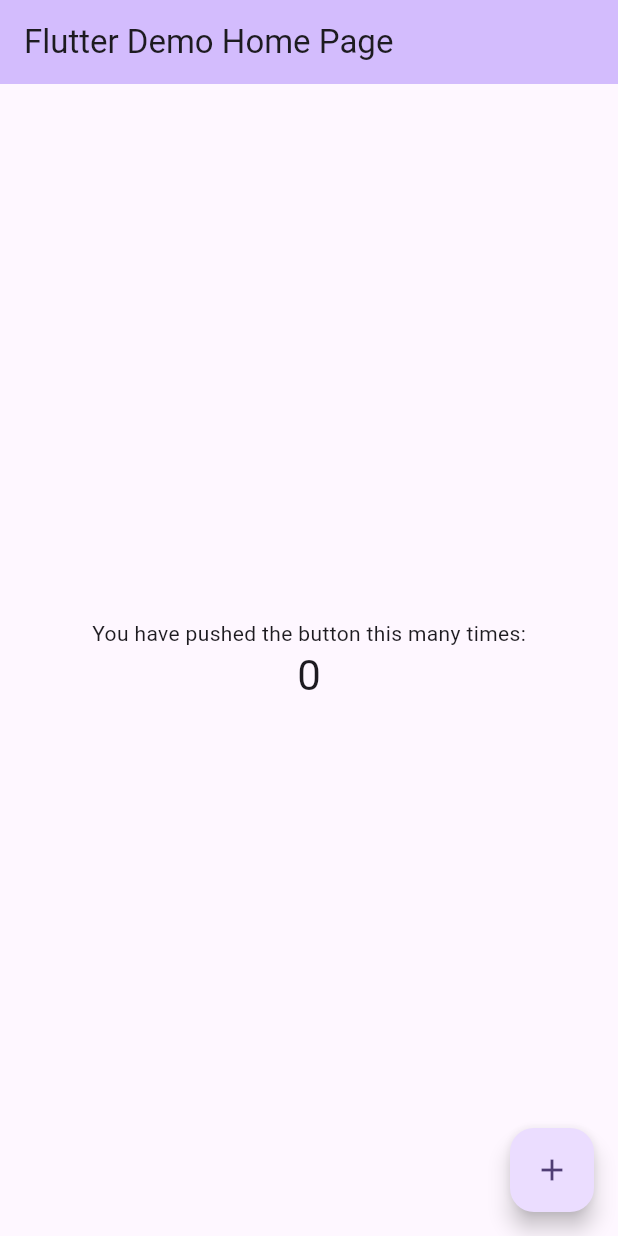
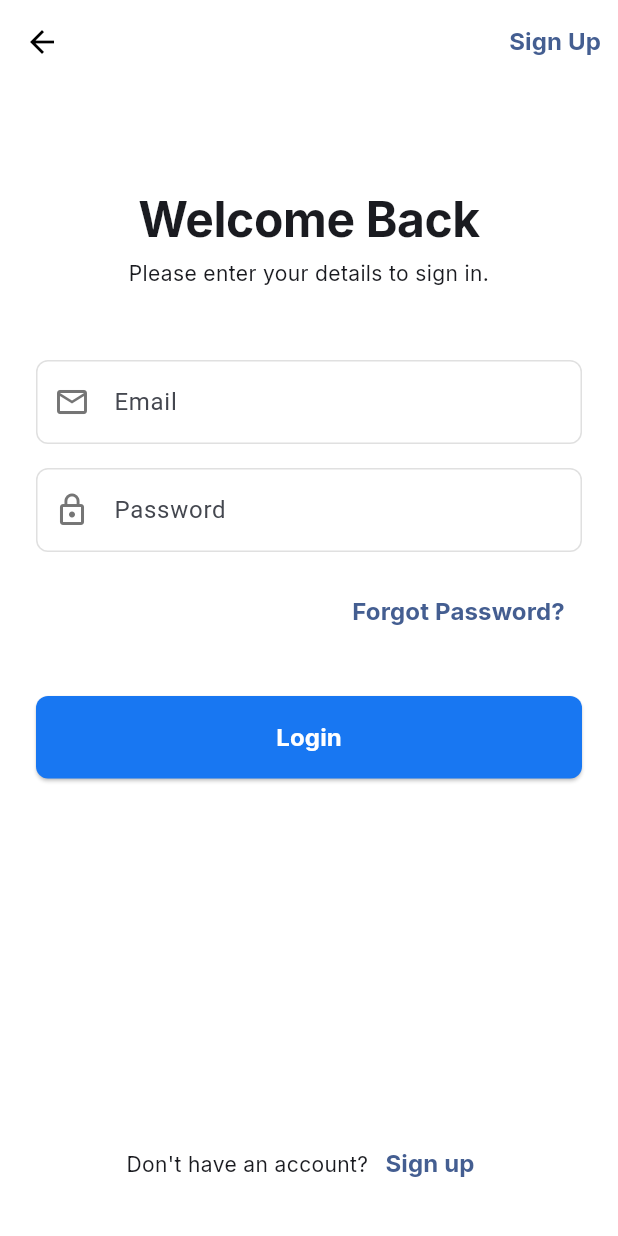
Before and after one commit to sksksksksksksksksksksksksksk/new-app, a Flutter app: the screen it shows after launch, on a phone screen of 412 x 824 dp. Run offline on Flutter 3.47's test engine with Material 3 defaults, Android fonts, the phone set to English and light mode, and no system bars; our stand-ins replace go_router, google_fonts.

Commit message:
feat: Implement login screen

```diff
--- /dev/null
+++ b/lib/app_router.dart
@@ -0,0 +1,17 @@
+
+import 'package:go_router/go_router.dart';
+import 'package:myapp/login_screen.dart';
+import 'package:myapp/signup_screen.dart';
+
+final router = GoRouter(
+  routes: [
+    GoRoute(
+      path: '/',
+      builder: (context, state) => const LoginScreen(),
+    ),
+    GoRoute(
+      path: '/signup',
+      builder: (context, state) => const SignUpScreen(),
+    ),
+  ],
+);
--- /dev/null
+++ b/lib/login_screen.dart
@@ -0,0 +1,87 @@
+
+import 'package:flutter/material.dart';
+import 'package:go_router/go_router.dart';
+
+class LoginScreen extends StatelessWidget {
+  const LoginScreen({super.key});
+
+  @override
+  Widget build(BuildContext context) {
+    return Scaffold(
+      appBar: AppBar(
+        leading: IconButton(
+          icon: const Icon(Icons.arrow_back),
+          onPressed: () {},
+        ),
+        actions: [
+          TextButton(
+            onPressed: () => context.go('/signup'),
+            child: Text(
+              'Sign Up',
+              style: Theme.of(context).textTheme.labelLarge?.copyWith(color: Theme.of(context).colorScheme.primary),
+            ),
+          ),
+        ],
+      ),
+      body: Padding(
+        padding: const EdgeInsets.all(24.0),
+        child: Column(
+          crossAxisAlignment: CrossAxisAlignment.stretch,
+          children: [
+            const SizedBox(height: 48),
+            Text(
+              'Welcome Back',
+              style: Theme.of(context).textTheme.displayLarge,
+              textAlign: TextAlign.center,
+            ),
+            const SizedBox(height: 8),
+            Text(
+              'Please enter your details to sign in.',
+              style: Theme.of(context).textTheme.bodyMedium,
+              textAlign: TextAlign.center,
+            ),
+            const SizedBox(height: 48),
+            TextFormField(
+              decoration: const InputDecoration(
+                prefixIcon: Icon(Icons.email_outlined),
+                labelText: 'Email',
+              ),
+            ),
+            const SizedBox(height: 16),
+            TextFormField(
+              obscureText: true,
+              decoration: const InputDecoration(
+                prefixIcon: Icon(Icons.lock_outline),
+                labelText: 'Password',
+              ),
+            ),
+            const SizedBox(height: 16),
+            Align(
+              alignment: Alignment.centerRight,
+              child: TextButton(
+                onPressed: () {},
+                child: const Text('Forgot Password?'),
+              ),
+            ),
+            const SizedBox(height: 32),
+            ElevatedButton(
+              onPressed: () {},
+              child: const Text('Login'),
+            ),
+            const Spacer(),
+            Row(
+              mainAxisAlignment: MainAxisAlignment.center,
+              children: [
+                const Text("Don't have an account?"),
+                TextButton(
+                  onPressed: () => context.go('/signup'),
+                  child: const Text('Sign up'),
+                ),
+              ],
+            ),
+          ],
+        ),
+      ),
+    );
+  }
+}
--- a/lib/main.dart
+++ b/lib/main.dart
@@ -1,122 +1,87 @@
+
 import 'package:flutter/material.dart';
+import 'package:google_fonts/google_fonts.dart';
+import 'package:myapp/app_router.dart';
+import 'package:provider/provider.dart';
 
 void main() {
-  runApp(const MyApp());
+  runApp(
+    ChangeNotifierProvider(
+      create: (context) => ThemeProvider(),
+      child: const MyApp(),
+    ),
+  );
+}
+
+class ThemeProvider with ChangeNotifier {
+  ThemeMode _themeMode = ThemeMode.system;
+
+  ThemeMode get themeMode => _themeMode;
+
+  void toggleTheme() {
+    _themeMode = _themeMode == ThemeMode.light ? ThemeMode.dark : ThemeMode.light;
+    notifyListeners();
+  }
 }
 
 class MyApp extends StatelessWidget {
   const MyApp({super.key});
 
-  // This widget is the root of your application.
   @override
   Widget build(BuildContext context) {
-    return MaterialApp(
+    const Color primarySeedColor = Color(0xFF1877F2);
+
+    final TextTheme appTextTheme = TextTheme(
+      displayLarge: GoogleFonts.inter(fontSize: 32, fontWeight: FontWeight.bold),
+      titleLarge: GoogleFonts.inter(fontSize: 24, fontWeight: FontWeight.bold),
+      bodyMedium: GoogleFonts.inter(fontSize: 14),
+      labelLarge: GoogleFonts.inter(fontSize: 16, fontWeight: FontWeight.bold),
+    );
+
+    final ThemeData lightTheme = ThemeData(
+      useMaterial3: true,
+      colorScheme: ColorScheme.fromSeed(
+        seedColor: primarySeedColor,
+        brightness: Brightness.light,
+      ),
+      textTheme: appTextTheme,
+      scaffoldBackgroundColor: Colors.white,
+      appBarTheme: AppBarTheme(
+        backgroundColor: Colors.white,
+        elevation: 0,
+        iconTheme: const IconThemeData(color: Colors.black),
+        titleTextStyle: GoogleFonts.inter(fontSize: 18, fontWeight: FontWeight.bold, color: Colors.black),
+      ),
+      inputDecorationTheme: InputDecorationTheme(
+        border: OutlineInputBorder(
+          borderRadius: BorderRadius.circular(8),
+          borderSide: const BorderSide(color: Color(0xFFE0E0E0)),
+        ),
+        enabledBorder: OutlineInputBorder(
+          borderRadius: BorderRadius.circular(8),
+          borderSide: const BorderSide(color: Color(0xFFE0E0E0)),
+        ),
+        focusedBorder: OutlineInputBorder(
+          borderRadius: BorderRadius.circular(8),
+          borderSide: const BorderSide(color: primarySeedColor),
+        ),
+        prefixIconColor: Colors.grey[600],
+      ),
+      elevatedButtonTheme: ElevatedButtonThemeData(
+        style: ElevatedButton.styleFrom(
+          foregroundColor: Colors.white,
+          backgroundColor: primarySeedColor,
+          shape: RoundedRectangleBorder(borderRadius: BorderRadius.circular(8)),
+          padding: const EdgeInsets.symmetric(vertical: 16),
+        ),
+      ),
+    );
+
+    return MaterialApp.router(
       title: 'Flutter Demo',
-      theme: ThemeData(
-        // This is the theme of your application.
-        //
-        // TRY THIS: Try running your application with "flutter run". You'll see
-        // the application has a purple toolbar. Then, without quitting the app,
-        // try changing the seedColor in the colorScheme below to Colors.green
-        // and then invoke "hot reload" (save your changes or press the "hot
-        // reload" button in a Flutter-supported IDE, or press "r" if you used
-        // the command line to start the app).
-        //
-        // Notice that the counter didn't reset back to zero; the application
-        // state is not lost during the reload. To reset the state, use hot
-        // restart instead.
-        //
-        // This works for code too, not just values: Most code changes can be
-        // tested with just a hot reload.
-        colorScheme: ColorScheme.fromSeed(seedColor: Colors.deepPurple),
-      ),
-      home: const MyHomePage(title: 'Flutter Demo Home Page'),
+      theme: lightTheme,
+      routerConfig: router,
+      debugShowCheckedModeBanner: false,
     );
   }
 }
-
-class MyHomePage extends StatefulWidget {
-  const MyHomePage({super.key, required this.title});
-
-  // This widget is the home page of your application. It is stateful, meaning
-  // that it has a State object (defined below) that contains fields that affect
-  // how it looks.
-
-  // This class is the configuration for the state. It holds the values (in this
-  // case the title) provided by the parent (in this case the App widget) and
-  // used by the build method of the State. Fields in a Widget subclass are
-  // always marked "final".
-
-  final String title;
-
-  @override
-  State<MyHomePage> createState() => _MyHomePageState();
-}
-
-class _MyHomePageState extends State<MyHomePage> {
-  int _counter = 0;
-
-  void _incrementCounter() {
-    setState(() {
-      // This call to setState tells the Flutter framework that something has
-      // changed in this State, which causes it to rerun the build method below
-      // so that the display can reflect the updated values. If we changed
-      // _counter without calling setState(), then the build method would not be
-      // called again, and so nothing would appear to happen.
-      _counter++;
-    });
-  }
-
-  @override
-  Widget build(BuildContext context) {
-    // This method is rerun every time setState is called, for instance as done
-    // by the _incrementCounter method above.
-    //
-    // The Flutter framework has been optimized to make rerunning build methods
-    // fast, so that you can just rebuild anything that needs updating rather
-    // than having to individually change instances of widgets.
-    return Scaffold(
-      appBar: AppBar(
-        // TRY THIS: Try changing the color here to a specific color (to
-        // Colors.amber, perhaps?) and trigger a hot reload to see the AppBar
-        // change color while the other colors stay the same.
-        backgroundColor: Theme.of(context).colorScheme.inversePrimary,
-        // Here we take the value from the MyHomePage object that was created by
-        // the App.build method, and use it to set our appbar title.
-        title: Text(widget.title),
-      ),
-      body: Center(
-        // Center is a layout widget. It takes a single child and positions it
-        // in the middle of the parent.
-        child: Column(
-          // Column is also a layout widget. It takes a list of children and
-          // arranges them vertically. By default, it sizes itself to fit its
-          // children horizontally, and tries to be as tall as its parent.
-          //
-          // Column has various properties to control how it sizes itself and
-          // how it positions its children. Here we use mainAxisAlignment to
-          // center the children vertically; the main axis here is the vertical
-          // axis because Columns are vertical (the cross axis would be
-          // horizontal).
-          //
-          // TRY THIS: Invoke "debug painting" (choose the "Toggle Debug Paint"
-          // action in the IDE, or press "p" in the console), to see the
-          // wireframe for each widget.
-          mainAxisAlignment: MainAxisAlignment.center,
-          children: <Widget>[
-            const Text('You have pushed the button this many times:'),
-            Text(
-              '$_counter',
-              style: Theme.of(context).textTheme.headlineMedium,
-            ),
-          ],
-        ),
-      ),
-      floatingActionButton: FloatingActionButton(
-        onPressed: _incrementCounter,
-        tooltip: 'Increment',
-        child: const Icon(Icons.add),
-      ), // This trailing comma makes auto-formatting nicer for build methods.
-    );
-  }
-}
--- /dev/null
+++ b/lib/signup_screen.dart
@@ -0,0 +1,15 @@
+
+import 'package:flutter/material.dart';
+
+class SignUpScreen extends StatelessWidget {
+  const SignUpScreen({super.key});
+
+  @override
+  Widget build(BuildContext context) {
+    return const Scaffold(
+      body: Center(
+        child: Text('Sign Up Screen'),
+      ),
+    );
+  }
+}
--- a/pubspec.yaml
+++ b/pubspec.yaml
@@ -34,6 +34,9 @@ dependencies:
   # The following adds the Cupertino Icons font to your application.
   # Use with the CupertinoIcons class for iOS style icons.
   cupertino_icons: ^1.0.8
+  go_router: ^16.2.1
+  google_fonts: ^6.3.1
+  provider: ^6.1.5+1
 
 dev_dependencies:
   flutter_test:
```
Also changed, not shown: pubspec.lock, 1 other file.
